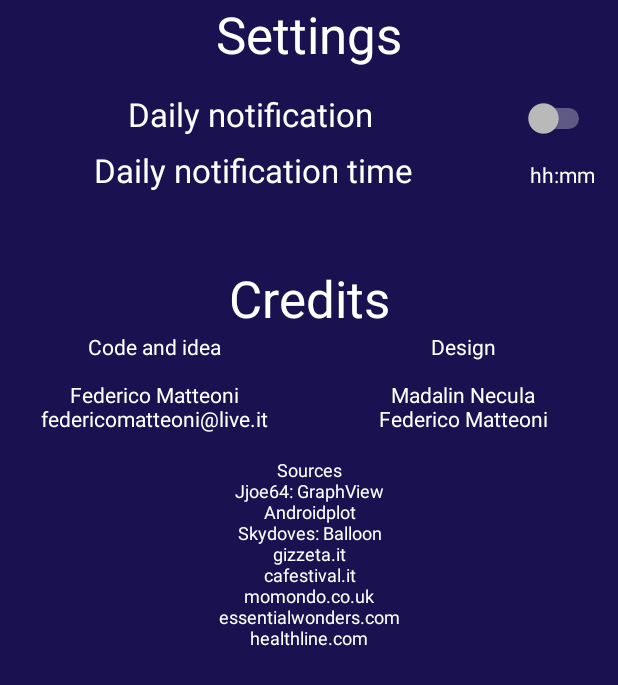
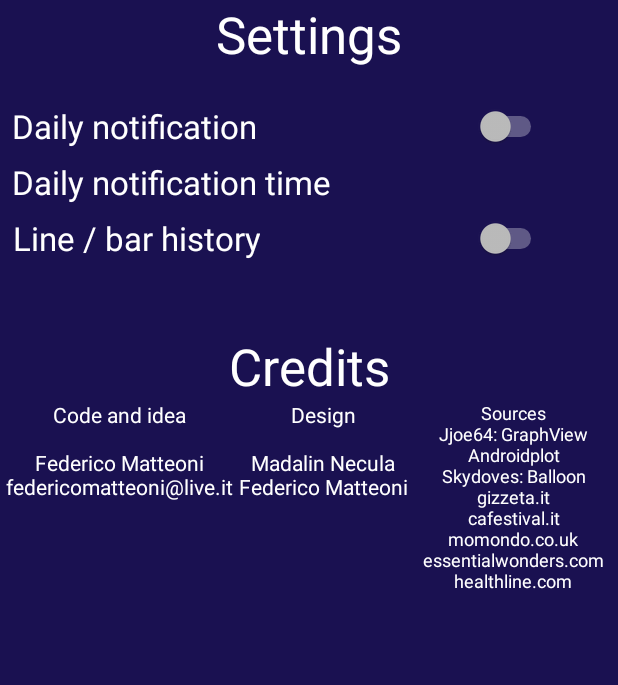
Before and after one commit to FedeX15/CoffeeMonitor, an Android app: the pref screen opened directly, with no data from a screen before it, on a phone screen of 412 x 824 dp. Shown: the top 685 px of the screen. Run offline under Robolectric (Android 15) with nearby library versions, the phone set to English and light mode, and no system bars; our stand-ins replace AdMob.

Commit message:
Fix activity_pref

```diff
--- a/app/src/main/res/layout/activity_pref.xml
+++ b/app/src/main/res/layout/activity_pref.xml
@@ -6,14 +6,6 @@
     android:layout_height="match_parent"
     tools:context="com.fexed.coffeecounter.pref">
 
-    <LinearLayout
-        android:layout_width="match_parent"
-        android:layout_height="wrap_content"
-        android:orientation="vertical"
-        app:layout_constraintTop_toTopOf="parent">
-
-        <!-- ca-app-pub-9387595638685451/8349223573 -->
-
     <TextView
         android:id="@+id/creditstitletextv2"
         android:layout_width="match_parent"
@@ -21,217 +13,163 @@
         android:layout_gravity="center"
         android:gravity="center"
         android:text="@string/settings"
-            android:textAppearance="@style/TextAppearance.AppCompat.Display1" />
-
-        <Space
-            android:layout_width="match_parent"
-            android:layout_height="wrap_content"
-            android:layout_margin="8dp" />
-
-        <LinearLayout
-            android:layout_width="match_parent"
-            android:layout_height="match_parent"
-            android:orientation="horizontal">
+        android:textAppearance="@style/TextAppearance.AppCompat.Display1"
+        app:layout_constraintEnd_toEndOf="parent"
+        app:layout_constraintStart_toStartOf="parent"
+        app:layout_constraintTop_toTopOf="parent" />
 
     <TextView
         android:id="@+id/textView6"
         android:layout_width="0dp"
         android:layout_height="wrap_content"
+        android:layout_marginStart="8dp"
+        android:layout_marginTop="24dp"
         android:layout_weight="1"
         android:text="@string/notifica_giornaliera"
         android:textAlignment="center"
-                android:textAppearance="@style/TextAppearance.AppCompat.Large" />
+        android:textAppearance="@style/TextAppearance.AppCompat.Large"
+        app:layout_constraintStart_toStartOf="parent"
+        app:layout_constraintTop_toBottomOf="@+id/creditstitletextv2" />
 
     <Switch
         android:id="@+id/dailynotifswitch"
         android:layout_width="wrap_content"
         android:layout_height="wrap_content"
+        android:layout_marginEnd="32dp"
         android:layout_weight="0"
         android:paddingStart="15dp"
         android:paddingEnd="15dp"
         android:textAlignment="center"
-                android:textAllCaps="false" />
-        </LinearLayout>
-
-        <Space
-            android:layout_width="match_parent"
-            android:layout_height="wrap_content"
-            android:layout_margin="4dp"
-            android:layout_weight="1" />
-
-        <LinearLayout
-            android:layout_width="match_parent"
-            android:layout_height="match_parent"
-            android:orientation="horizontal">
+        android:textAllCaps="false"
+        app:layout_constraintBottom_toBottomOf="@+id/textView6"
+        app:layout_constraintEnd_toEndOf="parent"
+        app:layout_constraintTop_toTopOf="@+id/textView6" />
 
     <TextView
         android:id="@+id/textView5"
         android:layout_width="0dp"
         android:layout_height="wrap_content"
+        android:layout_marginStart="8dp"
+        android:layout_marginTop="8dp"
         android:layout_weight="1"
         android:text="@string/orario_notifica_giornaliera"
         android:textAlignment="center"
-                android:textAppearance="@style/TextAppearance.AppCompat.Large" />
+        android:textAppearance="@style/TextAppearance.AppCompat.Large"
+        app:layout_constraintStart_toStartOf="parent"
+        app:layout_constraintTop_toBottomOf="@+id/textView6" />
 
     <TextView
         android:id="@+id/notiftimetxt"
         android:layout_width="wrap_content"
         android:layout_height="wrap_content"
+        android:layout_marginEnd="32dp"
         android:layout_weight="0"
         android:paddingStart="15dp"
         android:paddingEnd="15dp"
-                android:text="hh:mm" />
-        </LinearLayout>
-
-        <Space
-            android:layout_width="match_parent"
-            android:layout_height="wrap_content"
-            android:layout_margin="16dp" />
-
-        <LinearLayout
-            android:layout_width="match_parent"
-            android:layout_height="wrap_content"
-            android:orientation="horizontal"
-            android:visibility="gone">
+        app:layout_constraintBottom_toBottomOf="@+id/textView5"
+        app:layout_constraintEnd_toEndOf="parent"
+        app:layout_constraintTop_toTopOf="@+id/textView5"
+        tools:text="hh:mm" />
 
     <TextView
         android:id="@+id/textView7"
         android:layout_width="0dp"
         android:layout_height="wrap_content"
+        android:layout_marginStart="8dp"
+        android:layout_marginTop="8dp"
         android:layout_weight="1"
         android:text="@string/storico_a_linee_barre"
         android:textAlignment="center"
-                android:textAppearance="@style/TextAppearance.AppCompat.Large" />
+        android:textAppearance="@style/TextAppearance.AppCompat.Large"
+        app:layout_constraintStart_toStartOf="parent"
+        app:layout_constraintTop_toBottomOf="@+id/textView5" />
 
     <Switch
         android:id="@+id/historybarswitch"
         android:layout_width="wrap_content"
         android:layout_height="wrap_content"
+        android:layout_marginEnd="32dp"
         android:layout_weight="0"
         android:paddingStart="15dp"
         android:paddingEnd="15dp"
         android:textAlignment="center"
         android:textAllCaps="false"
-                android:textAppearance="@style/TextAppearance.AppCompat.Large" />
-        </LinearLayout>
-
-        <Space
-            android:layout_width="match_parent"
-            android:layout_height="wrap_content"
-            android:layout_margin="8dp" />
+        android:textAppearance="@style/TextAppearance.AppCompat.Large"
+        app:layout_constraintBottom_toBottomOf="@+id/textView7"
+        app:layout_constraintEnd_toEndOf="parent"
+        app:layout_constraintTop_toTopOf="@+id/textView7" />
 
     <com.google.android.gms.ads.AdView
         android:id="@+id/banner1"
         android:layout_width="match_parent"
         android:layout_height="wrap_content"
+        android:layout_marginStart="4dp"
+        android:layout_marginTop="24dp"
+        android:layout_marginEnd="4dp"
         app:adSize="BANNER"
-            app:adUnitId="ca-app-pub-9387595638685451/8349223573" />
-
-        <LinearLayout
-            android:layout_width="match_parent"
-            android:layout_height="match_parent"
-            android:orientation="vertical">
+        app:adUnitId="ca-app-pub-9387595638685451/8349223573"
+        app:layout_constraintEnd_toEndOf="parent"
+        app:layout_constraintStart_toStartOf="parent"
+        app:layout_constraintTop_toBottomOf="@+id/textView7" />
 
     <TextView
         android:id="@+id/creditstitletextv"
         android:layout_width="match_parent"
         android:layout_height="wrap_content"
         android:layout_gravity="center"
+        android:layout_marginTop="24dp"
         android:layout_weight="1"
         android:gravity="center"
         android:text="@string/credits"
-                android:textAppearance="@style/TextAppearance.AppCompat.Display1" />
-
-            <LinearLayout
-                android:layout_width="match_parent"
-                android:layout_height="wrap_content"
-                android:layout_weight="1"
-                android:orientation="horizontal">
-
-                <LinearLayout
-                    android:layout_width="0dp"
-                    android:layout_height="wrap_content"
-                    android:layout_weight="1"
-                    android:orientation="vertical">
+        android:textAppearance="@style/TextAppearance.AppCompat.Display1"
+        app:layout_constraintEnd_toEndOf="parent"
+        app:layout_constraintStart_toStartOf="parent"
+        app:layout_constraintTop_toBottomOf="@+id/banner1" />
 
     <TextView
         android:id="@+id/textView3"
-                        android:layout_width="match_parent"
+        android:layout_width="0dp"
         android:layout_height="wrap_content"
+        android:layout_marginStart="4dp"
         android:gravity="center"
-                        android:text="@string/codice_e_idea_nfederico_matteoni" />
-                </LinearLayout>
-
-                <LinearLayout
-                    android:layout_width="0dp"
-                    android:layout_height="match_parent"
-                    android:layout_weight="1"
-                    android:orientation="vertical">
+        android:text="@string/codice_e_idea_nfederico_matteoni"
+        app:layout_constraintStart_toStartOf="parent"
+        app:layout_constraintTop_toBottomOf="@+id/creditstitletextv" />
 
     <TextView
         android:id="@+id/textView4"
-                        android:layout_width="match_parent"
+        android:layout_width="0dp"
         android:layout_height="wrap_content"
+        android:layout_marginStart="4dp"
         android:gravity="center"
-                        android:text="@string/design_nmadalin_necula" />
-                </LinearLayout>
-            </LinearLayout>
-
-            <Space
-                android:layout_width="match_parent"
-                android:layout_height="wrap_content"
-                android:layout_margin="8dp" />
+        android:text="@string/design_nmadalin_necula"
+        app:layout_constraintStart_toEndOf="@+id/textView3"
+        app:layout_constraintTop_toBottomOf="@+id/creditstitletextv" />
 
     <TextView
         android:id="@+id/textView2"
-                android:layout_width="match_parent"
+        android:layout_width="0dp"
         android:layout_height="wrap_content"
+        android:layout_marginStart="4dp"
+        android:layout_marginEnd="4dp"
         android:gravity="center"
         android:text="@string/sources"
-                android:textSize="12sp" />
-
-            <Space
-                android:layout_width="match_parent"
-                android:layout_height="wrap_content"
-                android:layout_margin="8dp" />
-
-            <TextView
-                android:id="@+id/vertxt"
-                android:layout_width="match_parent"
-                android:layout_height="wrap_content"
-                android:gravity="center"
-                android:textSize="12sp" />
-
-        </LinearLayout>
-
-        <Space
-            android:layout_width="match_parent"
-            android:layout_height="wrap_content"
-            android:layout_margin="8dp"
-            android:layout_weight="1" />
-
-        <TextView
-            android:id="@+id/dbgsettextv"
-            android:layout_width="wrap_content"
-            android:layout_height="wrap_content"
-            android:layout_gravity="center"
-            android:layout_weight="1"
-            android:background="@color/colorPrimary"
-            android:gravity="center"
-            android:paddingHorizontal="5dp"
-            android:paddingVertical="2dp"
-            android:text="Debug Settings"
-            android:textAllCaps="true"
-            android:textStyle="bold|italic"
-            android:visibility="invisible" />
+        android:textSize="12sp"
+        app:layout_constraintEnd_toEndOf="parent"
+        app:layout_constraintStart_toEndOf="@+id/textView4"
+        app:layout_constraintTop_toTopOf="@+id/textView4" />
 
     <LinearLayout
         android:id="@+id/debugsettingslyt"
         android:layout_width="match_parent"
         android:layout_height="wrap_content"
+        android:layout_marginTop="8dp"
         android:background="@color/colorPrimary"
         android:orientation="vertical"
-            android:visibility="invisible">
+        android:visibility="invisible"
+        app:layout_constraintEnd_toEndOf="parent"
+        app:layout_constraintStart_toStartOf="parent"
+        app:layout_constraintTop_toBottomOf="@+id/textView2">
 
         <Button
             android:id="@+id/statbtn"
@@ -281,6 +219,30 @@
 
     </LinearLayout>
 
+    <LinearLayout
+        android:id="@+id/linearLayout"
+        android:layout_width="match_parent"
+        android:layout_height="wrap_content"
+        android:orientation="vertical"
+        app:layout_constraintTop_toTopOf="parent">
+
+        <!-- ca-app-pub-9387595638685451/8349223573 -->
+
+        <TextView
+            android:id="@+id/dbgsettextv"
+            android:layout_width="wrap_content"
+            android:layout_height="wrap_content"
+            android:layout_gravity="center"
+            android:layout_weight="1"
+            android:background="@color/colorPrimary"
+            android:gravity="center"
+            android:paddingHorizontal="5dp"
+            android:paddingVertical="2dp"
+            android:text="Debug Settings"
+            android:textAllCaps="true"
+            android:textStyle="bold|italic"
+            android:visibility="invisible" />
+
         <Space
             android:layout_width="match_parent"
             android:layout_height="wrap_content"
```
Lines whose indentation alone changed are shown as unchanged.
